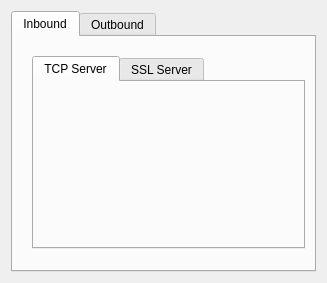
gilgil1973/vdream90, file include/net/vhttpproxywidget.ui: the form before one commit.
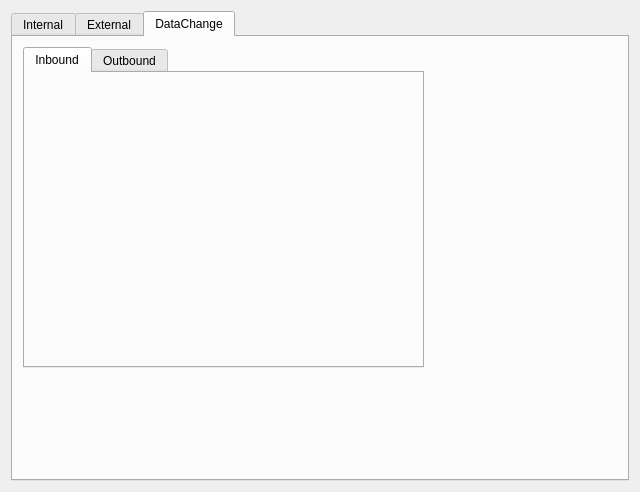
The form after the commit. The open tabs and pages were chosen to show the change.

Commit message: Add VDataChange in VHttpProxy class

Patch:
```diff
--- a/include/net/vhttpproxywidget.ui
+++ b/include/net/vhttpproxywidget.ui
@@ -6,8 +6,8 @@
    <rect>
     <x>0</x>
     <y>0</y>
-    <width>327</width>
-    <height>283</height>
+    <width>640</width>
+    <height>492</height>
    </rect>
   </property>
   <property name="windowTitle">
@@ -19,9 +19,9 @@
      <property name="currentIndex">
       <number>0</number>
      </property>
-     <widget class="QWidget" name="tabInbound">
+     <widget class="QWidget" name="tabInternal">
       <attribute name="title">
-       <string>Inbound</string>
+       <string>Internal</string>
       </attribute>
       <widget class="QWidget" name="gridLayoutWidget">
        <property name="geometry">
@@ -32,19 +32,7 @@
          <height>211</height>
         </rect>
        </property>
-       <layout class="QGridLayout" name="glInbound">
-        <property name="leftMargin">
-         <number>9</number>
-        </property>
-        <property name="topMargin">
-         <number>9</number>
-        </property>
-        <property name="rightMargin">
-         <number>9</number>
-        </property>
-        <property name="bottomMargin">
-         <number>9</number>
-        </property>
+       <layout class="QGridLayout" name="glInternal">
         <item row="0" column="0">
          <widget class="QTabWidget" name="tabWidget2">
           <property name="currentIndex">
@@ -113,9 +101,9 @@
        </layout>
       </widget>
      </widget>
-     <widget class="QWidget" name="tabOutbound">
+     <widget class="QWidget" name="tabExternal">
       <attribute name="title">
-       <string>Outbound</string>
+       <string>External</string>
       </attribute>
       <widget class="QWidget" name="gridLayoutWidget_2">
        <property name="geometry">
@@ -126,19 +114,62 @@
          <height>80</height>
         </rect>
        </property>
-       <layout class="QGridLayout" name="glOutbound">
-        <property name="leftMargin">
-         <number>9</number>
-        </property>
-        <property name="topMargin">
-         <number>9</number>
-        </property>
-        <property name="rightMargin">
-         <number>9</number>
-        </property>
-        <property name="bottomMargin">
-         <number>9</number>
-        </property>
+       <layout class="QGridLayout" name="glExternal"/>
+      </widget>
+     </widget>
+     <widget class="QWidget" name="tabDataChange">
+      <attribute name="title">
+       <string>DataChange</string>
+      </attribute>
+      <widget class="QWidget" name="gridLayoutWidget_5">
+       <property name="geometry">
+        <rect>
+         <x>10</x>
+         <y>10</y>
+         <width>401</width>
+         <height>321</height>
+        </rect>
+       </property>
+       <layout class="QGridLayout" name="glDataChange">
+        <item row="0" column="0">
+         <widget class="QTabWidget" name="tabWidget3">
+          <property name="currentIndex">
+           <number>0</number>
+          </property>
+          <widget class="QWidget" name="tabInbound">
+           <attribute name="title">
+            <string>Inbound</string>
+           </attribute>
+           <widget class="QWidget" name="gridLayoutWidget_6">
+            <property name="geometry">
+             <rect>
+              <x>10</x>
+              <y>10</y>
+              <width>160</width>
+              <height>80</height>
+             </rect>
+            </property>
+            <layout class="QGridLayout" name="glInbound"/>
+           </widget>
+          </widget>
+          <widget class="QWidget" name="tabOutbound">
+           <attribute name="title">
+            <string>Outbound</string>
+           </attribute>
+           <widget class="QWidget" name="gridLayoutWidget_7">
+            <property name="geometry">
+             <rect>
+              <x>10</x>
+              <y>10</y>
+              <width>160</width>
+              <height>80</height>
+             </rect>
+            </property>
+            <layout class="QGridLayout" name="glOutbound"/>
+           </widget>
+          </widget>
+         </widget>
+        </item>
        </layout>
       </widget>
      </widget>
```
Left out of the diff: 32 changed lines with no effect on the pictures. The commit also changes 5 other files.
